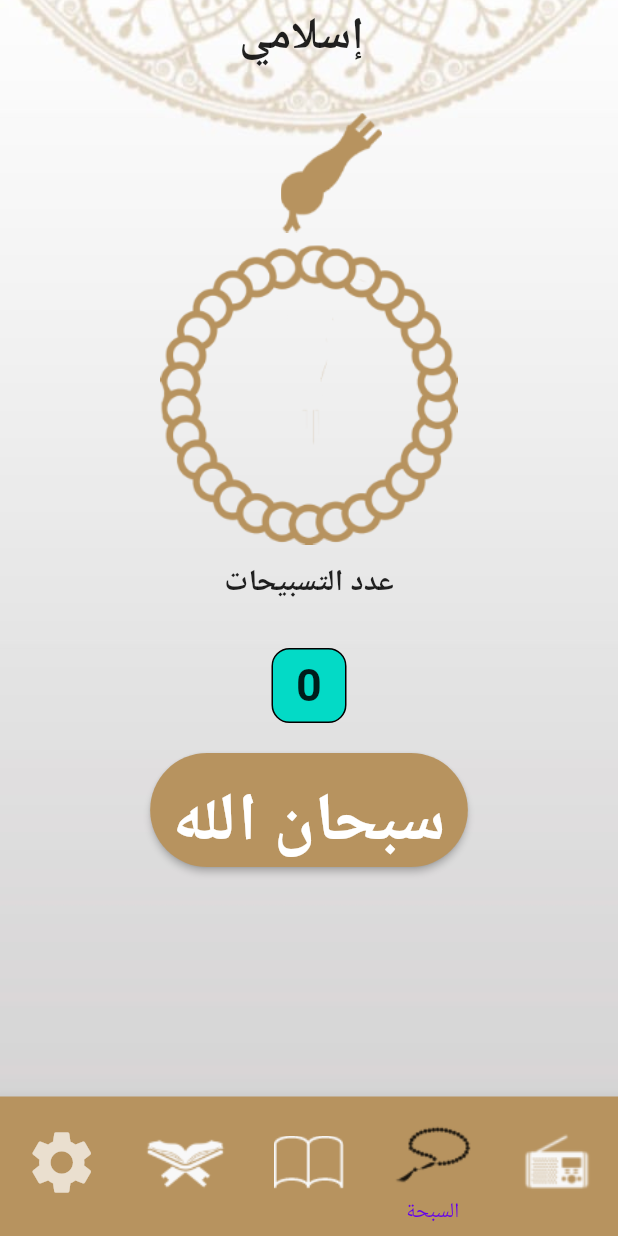
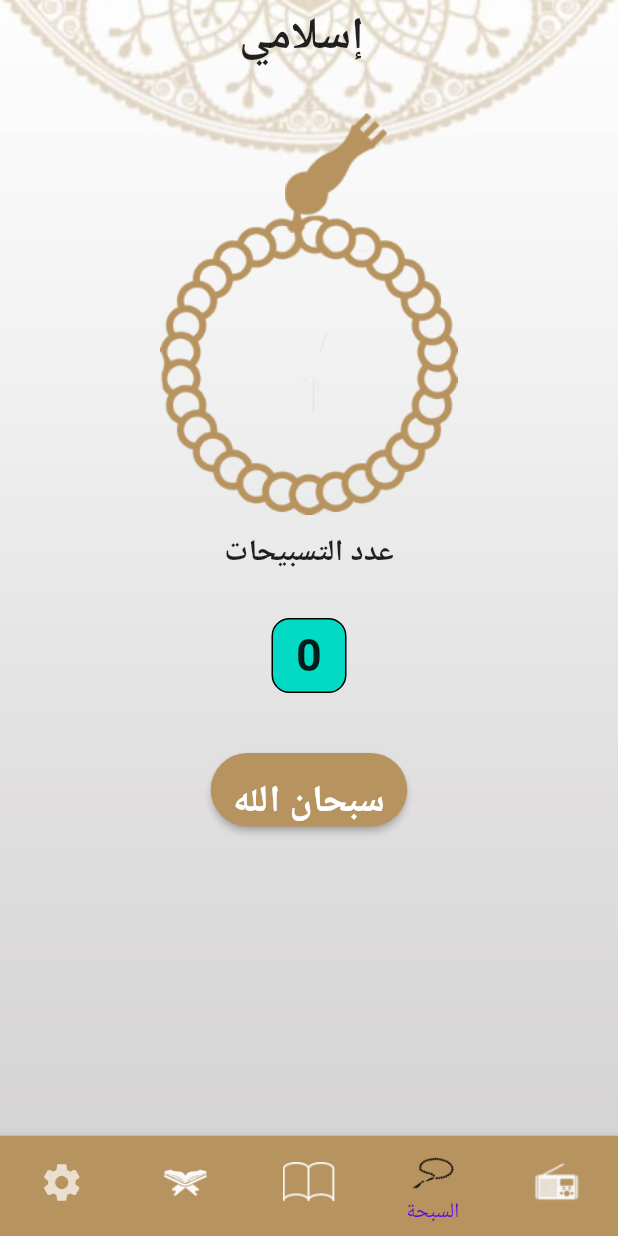
Before and after one commit to Mohamed-Yosry/quran_Flutter, a Flutter app: the screen it shows after launch, item 2 of the bottom bar chosen, on a phone screen of 412 x 824 dp. Run offline on Flutter 3.47's test engine with Material 2 defaults, Android fonts, the phone set to English and light mode, and no system bars; our stand-ins replace shared_preferences; generated files the repository leaves out were written again.

Commit message:
update bottomBar.dart sebha.dart UI

```diff
--- a/lib/bottomBar.dart
+++ b/lib/bottomBar.dart
@@ -60,41 +60,41 @@ class BottomBarState extends State<BottomBar> {
             label: 'add',
           ),*/
           BottomNavigationBarItem(
-              icon: Image.asset("assets/radio.png"),
+              icon: Image.asset("assets/radio.png",width: 35),
               // ignore: deprecated_member_use
               title:Text(AppLocalizations.of(context)!.radio,style:Theme.of(context).textTheme.bodyText1),
               //label: 'ssss',
-              activeIcon: Image.asset("assets/radio.png",color: Theme.of(context).iconTheme.color,)
+              activeIcon: Image.asset("assets/radio.png",color: Theme.of(context).iconTheme.color,width: 35,)
 
             //activeIcon: Image.asset("assets/radio_selected.png",color: Theme.of(context).iconTheme.color,)
           ),
 
 
           BottomNavigationBarItem(
-              icon: Image.asset("assets/sebha.png"),
+              icon: Image.asset("assets/sebha.png",width: 35),
               title:Text(AppLocalizations.of(context)!.sebha
                   ,style:Theme.of(context).textTheme.bodyText1),
-              activeIcon: Image.asset("assets/sebha.png",color: Theme.of(context).iconTheme.color)
+              activeIcon: Image.asset("assets/sebha.png",color: Theme.of(context).iconTheme.color,width: 35)
           ),
 
           BottomNavigationBarItem(
-              icon: Image.asset("assets/hadeth.png"),
+              icon: Image.asset("assets/hadeth.png",width: 35,),
               title:Text(AppLocalizations.of(context)!.ahadeeth
                   ,style:Theme.of(context).textTheme.bodyText1),
-              activeIcon: Image.asset("assets/hadeth.png",color: Theme.of(context).iconTheme.color,)
+              activeIcon: Image.asset("assets/hadeth.png",color: Theme.of(context).iconTheme.color,width: 35,)
           ),
 
           BottomNavigationBarItem(
-              icon: Image.asset("assets/quran.png",),
+              icon: Image.asset("assets/quran.png",width: 35,),
               title:Text(AppLocalizations.of(context)!.quraan
                   ,style:Theme.of(context).textTheme.bodyText1),
-              activeIcon: Image.asset("assets/quran.png",color: Theme.of(context).iconTheme.color,)
+              activeIcon: Image.asset("assets/quran.png",color: Theme.of(context).iconTheme.color,width: 35,)
           ),
 
           BottomNavigationBarItem(
-              icon: Icon(Icons.settings,color: Colors.white70,size: 50,),
+              icon: Icon(Icons.settings,color: Colors.white70,size: 30,),
               title:Text(AppLocalizations.of(context)!.settings,style:Theme.of(context).textTheme.bodyText1),
-              activeIcon: Icon(Icons.settings,/*color: Colors.black87,*/size: 50,)
+              activeIcon: Icon(Icons.settings,/*color: Colors.black87,*/size: 30,)
           ),
 
         ],
--- a/lib/sebha.dart
+++ b/lib/sebha.dart
@@ -53,16 +53,16 @@ class _sebha extends State<sebha> {
                     ),
               ),
               Container(
-                padding: EdgeInsets.all(0),
-                child: Column(
+                //padding: EdgeInsets.all(0),
+                child: Stack(
                   children: [
-                    Padding(padding: EdgeInsets.only(left: 30,bottom:0),child:provider.isDarkModeEnable()?Image.asset("assets/headofseb7a.png",width: 80,height:80,):Image.asset("assets/sebhaHead.png",width: 80,height:80,)),
-                    new RotatedBox(
+                    Container(margin: EdgeInsets.only(right: 50),child:provider.isDarkModeEnable()?Image.asset("assets/headofseb7a.png",width: 80,height:80,):Image.asset("assets/sebhaHead.png",width: 80,height:80,)),
+                    Container(margin: EdgeInsets.only(top: 60),child:new RotatedBox(
                       child: IconButton(icon: provider.isDarkModeEnable()? Image.asset("assets/bodyofseb7a.png"):Image.asset("assets/sebhaBody.png"),onPressed: () {
                         increament();
                       },iconSize: 200,),
                       quarterTurns: counter,
-                    )
+                    ))
                   ],
                 )
 
@@ -86,11 +86,11 @@ class _sebha extends State<sebha> {
                 child:Text("$counter" ,style: TextStyle(fontSize: 30,fontWeight: FontWeight.bold), textAlign: TextAlign.center,),
               ),
         Container(
-          padding: EdgeInsets.only(bottom: 10),
+          padding: EdgeInsets.only(top: 20),
           child: RaisedButton(
                   child: Text(
                     s[index],
-                    style: TextStyle(color: Colors.white, fontSize: 45),
+                    style: TextStyle(color: Colors.white, fontSize: 25),
                   ),
                   padding: EdgeInsets.only(right: 15, left: 15, top: 15),
                   shape: StadiumBorder(),
```
Also changed, not shown: pubspec.lock.
